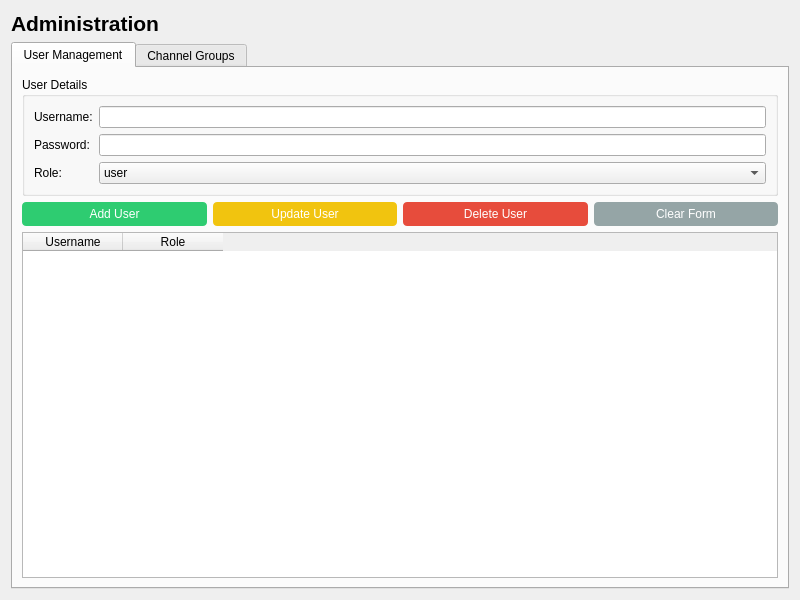
The window that usermanagement.ui (sanjayvanan/Xtend-Voice_Logger) describes before a commit, drawn with Qt 5.
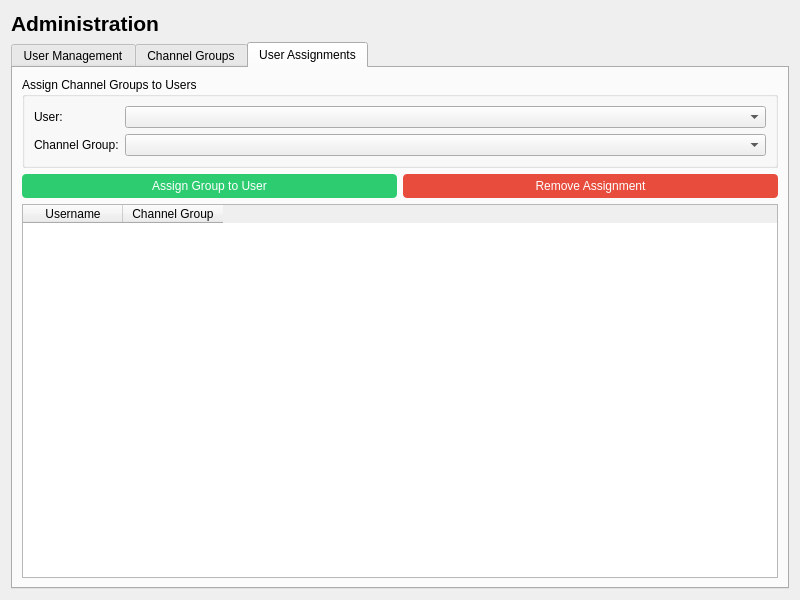
The same window after the commit. The open tabs and pages were chosen to show the change.

Commit message: Users with respective UI based on Channel group

```diff
--- a/usermanagement.ui
+++ b/usermanagement.ui
@@ -383,6 +383,108 @@
        </item>
       </layout>
      </widget>
+     <widget class="QWidget" name="assignmentTab">
+      <attribute name="title">
+       <string>User Assignments</string>
+      </attribute>
+      <layout class="QVBoxLayout" name="verticalLayout_4">
+       <item>
+        <widget class="QGroupBox" name="assignmentGroupBox">
+         <property name="title">
+          <string>Assign Channel Groups to Users</string>
+         </property>
+         <layout class="QFormLayout" name="formLayout_3">
+          <item row="0" column="0">
+           <widget class="QLabel" name="assignUserLabel">
+            <property name="text">
+             <string>User:</string>
+            </property>
+           </widget>
+          </item>
+          <item row="0" column="1">
+           <widget class="QComboBox" name="assignUserCombo"/>
+          </item>
+          <item row="1" column="0">
+           <widget class="QLabel" name="assignGroupLabel">
+            <property name="text">
+             <string>Channel Group:</string>
+            </property>
+           </widget>
+          </item>
+          <item row="1" column="1">
+           <widget class="QComboBox" name="assignGroupCombo"/>
+          </item>
+         </layout>
+        </widget>
+       </item>
+       <item>
+        <layout class="QHBoxLayout" name="assignmentButtonLayout">
+         <item>
+          <widget class="QPushButton" name="assignButton">
+           <property name="text">
+            <string>Assign Group to User</string>
+           </property>
+           <property name="styleSheet">
+            <string notr="true">
+             QPushButton {
+                 background-color: #2ecc71;
+                 color: white;
+                 border: none;
+                 padding: 5px 15px;
+                 border-radius: 4px;
+             }
+             QPushButton:hover {
+                 background-color: #27ae60;
+             }
+            </string>
+           </property>
+          </widget>
+         </item>
+         <item>
+          <widget class="QPushButton" name="unassignButton">
+           <property name="text">
+            <string>Remove Assignment</string>
+           </property>
+           <property name="styleSheet">
+            <string notr="true">
+             QPushButton {
+                 background-color: #e74c3c;
+                 color: white;
+                 border: none;
+                 padding: 5px 15px;
+                 border-radius: 4px;
+             }
+             QPushButton:hover {
+                 background-color: #c0392b;
+             }
+            </string>
+           </property>
+          </widget>
+         </item>
+        </layout>
+       </item>
+       <item>
+        <widget class="QTableWidget" name="assignmentTable">
+         <property name="selectionBehavior">
+          <enum>QAbstractItemView::SelectRows</enum>
+         </property>
+         <property name="selectionMode">
+          <enum>QAbstractItemView::SingleSelection</enum>
+         </property>
+         <column>
+          <property name="text">
+           <string>Username</string>
+          </property>
+         </column>
+         <column>
+          <property name="text">
+           <string>Channel Group</string>
+          </property>
+         </column>
+        </widget>
+       </item>
+      </layout>
+     </widget>
     </widget>
    </item>
   </layout>
```
The commit also changes 22 other files.
